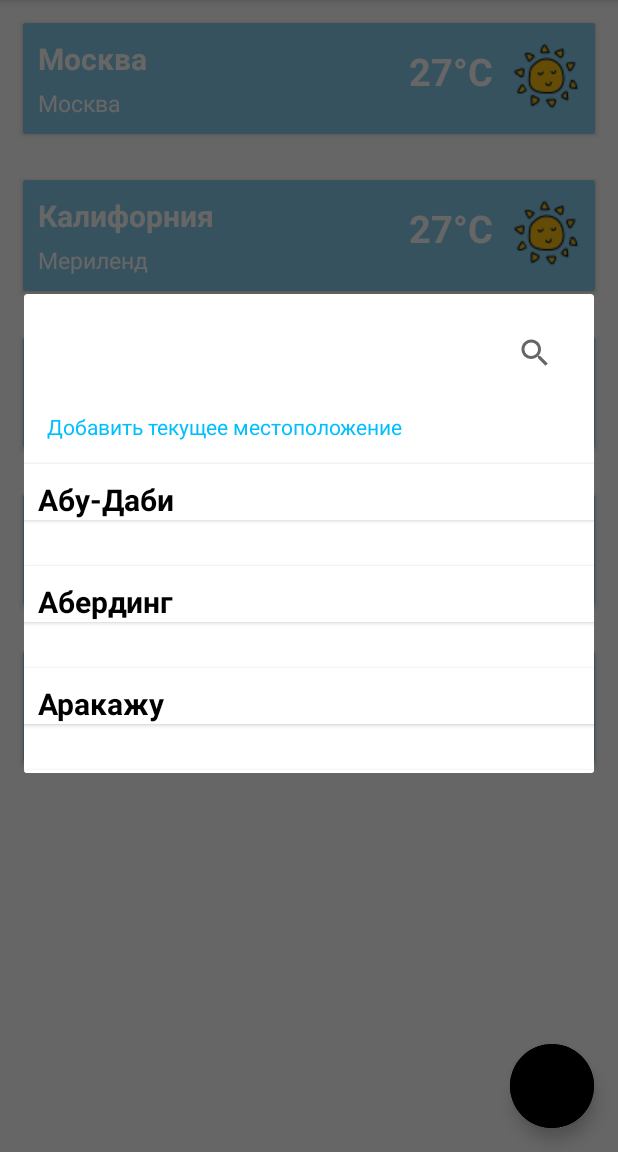
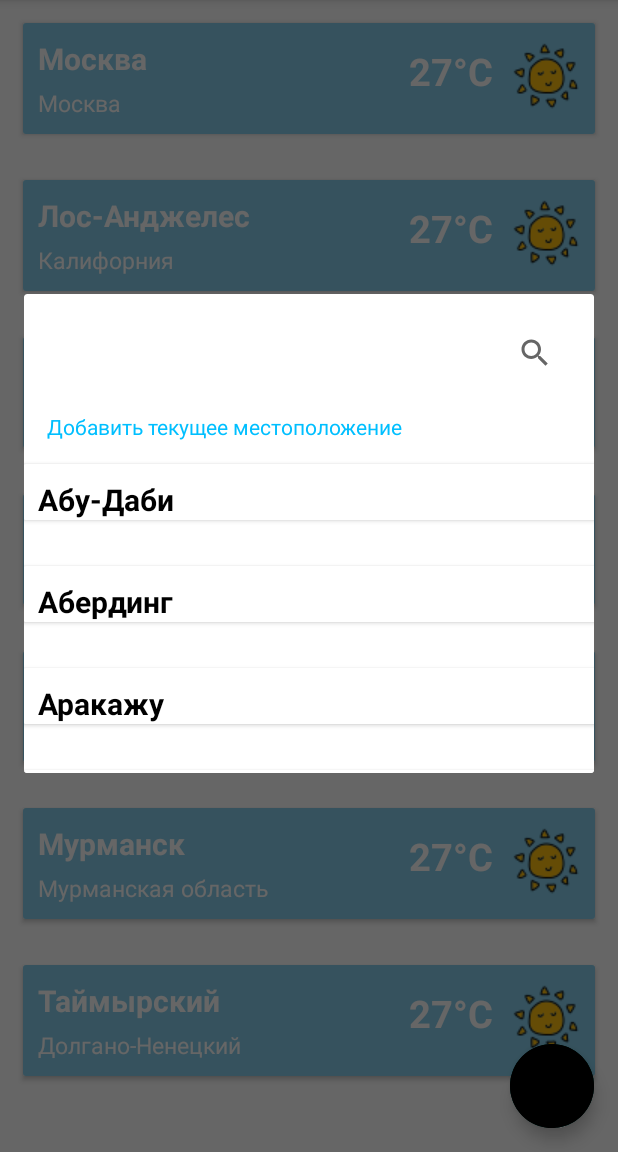
Before and after one commit to Iliassemeonidis/Kotlin_Start, an Android app: the fragment CityDialogFragment placed in its activity, on a phone screen of 412 x 824 dp, the part 84-1236 px from its top. Run offline under Robolectric (Android 15) with nearby library versions, the phone set to English and light mode, and no system bars.

Commit message:
отдельные реп, загрузка данных из интернета

```diff
--- a/app/build.gradle
+++ b/app/build.gradle
@@ -37,6 +37,8 @@ android {
 }
 
 dependencies {
+    implementation 'com.google.code.gson:gson:2.8.6'
+
 
     implementation "org.jetbrains.kotlin:kotlin-stdlib:$kotlin_version"
     implementation 'androidx.core:core-ktx:1.5.0'
@@ -48,6 +50,6 @@ dependencies {
     testImplementation 'junit:junit:4.13.2'
     androidTestImplementation 'androidx.test.ext:junit:1.1.2'
     androidTestImplementation 'androidx.test.espresso:espresso-core:3.3.0'
-    implementation "androidx.fragment:fragment-ktx:1.3.4"
+    implementation "androidx.fragment:fragment-ktx:1.3.5"
 
 }
--- /dev/null
+++ b/app/src/main/java/com/example/kotlinstart/dto/FactDTO.kt
@@ -0,0 +1,3 @@
+package com.example.kotlinstart.dto
+
+data class FactDTO(val temp: Int?,val feels_like:Int?, val  condition: String? )
--- /dev/null
+++ b/app/src/main/java/com/example/kotlinstart/dto/WeatherDTO.kt
@@ -0,0 +1,3 @@
+package com.example.kotlinstart.dto
+
+data class WeatherDTO(val fact: FactDTO?)
--- a/app/src/main/java/com/example/kotlinstart/model/Weather.kt
+++ b/app/src/main/java/com/example/kotlinstart/model/Weather.kt
@@ -12,8 +12,10 @@ data class Weather(
 
 fun getCityWeather() = arrayListOf(
     Weather("Москва", "Москва"),
-    Weather("Калифорния", "Мериленд"),
+    Weather("Лос-Анджелес", "Калифорния"),
     Weather("Афины", "Аттика"),
     Weather("Сочи", "Краснодарский край"),
-    Weather("Владикавказ", "Республика Северная Осетия-Алания")
+    Weather("Владикавказ", "Республика Северная Осетия-Алания"),
+    Weather("Мурманск", "Мурманская область"),
+    Weather("Таймырский", "Долгано-Ненецкий")
 )
--- a/app/src/main/java/com/example/kotlinstart/repository/Repository.kt
+++ /dev/null
@@ -1,13 +0,0 @@
-package com.example.kotlinstart.repository
-
-import com.example.kotlinstart.model.CityData
-import com.example.kotlinstart.model.Weather
-import com.example.kotlinstart.model.WeatherData
-
-interface Repository {
-
-    fun getWeatherFromServer(): Weather
-    fun getWeatherDataFromLocalStorage(city:String): WeatherData
-    fun getListCityWeatherFromLocalStorage(): ArrayList<Weather>
-    fun getListCityNamesFromLocalStorage():ArrayList<CityData>
-}
--- a/app/src/main/java/com/example/kotlinstart/repository/RepositoryImpl.kt
+++ /dev/null
@@ -1,15 +0,0 @@
-package com.example.kotlinstart.repository
-
-import com.example.kotlinstart.model.Weather
-import com.example.kotlinstart.model.getCityWeather
-import com.example.kotlinstart.model.getDetailWeather
-import com.example.kotlinstart.model.getListOfCityNames
-
-internal class RepositoryImpl : Repository {
-
-    override fun getWeatherFromServer() = Weather()
-    override fun getListCityWeatherFromLocalStorage() = getCityWeather()
-    override fun getListCityNamesFromLocalStorage() = getListOfCityNames()
-    override fun getWeatherDataFromLocalStorage(city: String) = getDetailWeather(city = city)
-
-}
--- /dev/null
+++ b/app/src/main/java/com/example/kotlinstart/repository/dialogrepository/RepositoryDialog.kt
@@ -0,0 +1,8 @@
+package com.example.kotlinstart.repository.dialogrepository
+
+import com.example.kotlinstart.model.CityData
+
+interface RepositoryDialog {
+
+    fun getListCityNamesFromLocalStorage():ArrayList<CityData>
+}
--- /dev/null
+++ b/app/src/main/java/com/example/kotlinstart/repository/dialogrepository/RepositoryImplDialog.kt
@@ -0,0 +1,8 @@
+package com.example.kotlinstart.repository.dialogrepository
+
+import com.example.kotlinstart.model.getListOfCityNames
+
+internal class RepositoryImplDialog : RepositoryDialog {
+
+    override fun getListCityNamesFromLocalStorage() = getListOfCityNames()
+}
--- /dev/null
+++ b/app/src/main/java/com/example/kotlinstart/repository/weatherrepository/RepositoryImplWeather.kt
@@ -0,0 +1,8 @@
+package com.example.kotlinstart.repository.weatherrepository
+
+import com.example.kotlinstart.model.getCityWeather
+
+internal class RepositoryImplWeather : RepositoryWeather {
+
+    override fun getListCityWeatherFromLocalStorage() = getCityWeather()
+}
--- /dev/null
+++ b/app/src/main/java/com/example/kotlinstart/repository/weatherrepository/RepositoryWeather.kt
@@ -0,0 +1,8 @@
+package com.example.kotlinstart.repository.weatherrepository
+
+import com.example.kotlinstart.model.Weather
+
+interface RepositoryWeather {
+
+    fun getListCityWeatherFromLocalStorage(): ArrayList<Weather>
+}
--- a/app/src/main/java/com/example/kotlinstart/view/detailsscreen/DetailsFragment.kt
+++ b/app/src/main/java/com/example/kotlinstart/view/detailsscreen/DetailsFragment.kt
@@ -1,9 +1,11 @@
 package com.example.kotlinstart.view.detailsscreen
 
+import android.os.Build
 import android.os.Bundle
 import android.view.LayoutInflater
 import android.view.View
 import android.view.ViewGroup
+import androidx.annotation.RequiresApi
 import androidx.core.os.bundleOf
 import androidx.fragment.app.Fragment
 import androidx.lifecycle.ViewModelProvider
@@ -15,6 +17,7 @@ internal class DetailsFragment : Fragment() {
     private lateinit var detailsViewModel: DetailsViewModel
     private var detailsBinding: FragmentDetailsBinding? = null
     private val binding get() = detailsBinding!!
+
 
     override fun onCreateView(
         inflater: LayoutInflater,
@@ -31,6 +34,7 @@ internal class DetailsFragment : Fragment() {
         detailsViewModel.setCityData(arguments?.getString(CITY_EXTRA) ?: DEFAULT_CITY)
     }
 
+    @RequiresApi(Build.VERSION_CODES.N)
     override fun onViewCreated(view: View, savedInstanceState: Bundle?) {
         super.onViewCreated(view, savedInstanceState)
         detailsViewModel.subscribe().observe(viewLifecycleOwner, { renderData(it) })
--- a/app/src/main/java/com/example/kotlinstart/view/search/CityDialogViewModel.kt
+++ b/app/src/main/java/com/example/kotlinstart/view/search/CityDialogViewModel.kt
@@ -4,11 +4,11 @@ import androidx.lifecycle.LiveData
 import androidx.lifecycle.MutableLiveData
 import androidx.lifecycle.ViewModel
 import com.example.kotlinstart.model.CityData
-import com.example.kotlinstart.repository.RepositoryImpl
+import com.example.kotlinstart.repository.dialogrepository.RepositoryImplDialog
 
 internal class CityDialogViewModel(
     private val liveDataForObservation: MutableLiveData<ArrayList<CityData>> = MutableLiveData(),
-    private val repositoryImpl: RepositoryImpl = RepositoryImpl()
+    private val repositoryImpl: RepositoryImplDialog = RepositoryImplDialog()
 ) : ViewModel() {
 
     fun subscribe(): LiveData<ArrayList<CityData>> {
--- a/app/src/main/java/com/example/kotlinstart/view/weatherscreen/WeatherViewModel.kt
+++ b/app/src/main/java/com/example/kotlinstart/view/weatherscreen/WeatherViewModel.kt
@@ -4,11 +4,11 @@ import androidx.lifecycle.LiveData
 import androidx.lifecycle.MutableLiveData
 import androidx.lifecycle.ViewModel
 import com.example.kotlinstart.model.Weather
-import com.example.kotlinstart.repository.RepositoryImpl
+import com.example.kotlinstart.repository.weatherrepository.RepositoryImplWeather
 
 internal class WeatherViewModel(
     private val liveDataForObservation: MutableLiveData<ArrayList<Weather>> = MutableLiveData(),
-    private val repositoryImpl: RepositoryImpl = RepositoryImpl()
+    private val repositoryImpl: RepositoryImplWeather = RepositoryImplWeather()
 ) : ViewModel() {
 
     fun subscribe(): LiveData<ArrayList<Weather>> {
```
Also changed, not shown: app/src/main/java/com/example/kotlinstart/model/WeatherData.kt (+63 -8 lines), app/src/main/java/com/example/kotlinstart/repository/detailsrepository/RepositoryDetails.kt (added, +8 -0 lines), app/src/main/java/com/example/kotlinstart/repository/detailsrepository/RepositoryImplDetails.kt (added, +9 -0 lines), app/src/main/java/com/example/kotlinstart/view/detailsscreen/DetailsViewModel.kt (+66 -2 lines).
